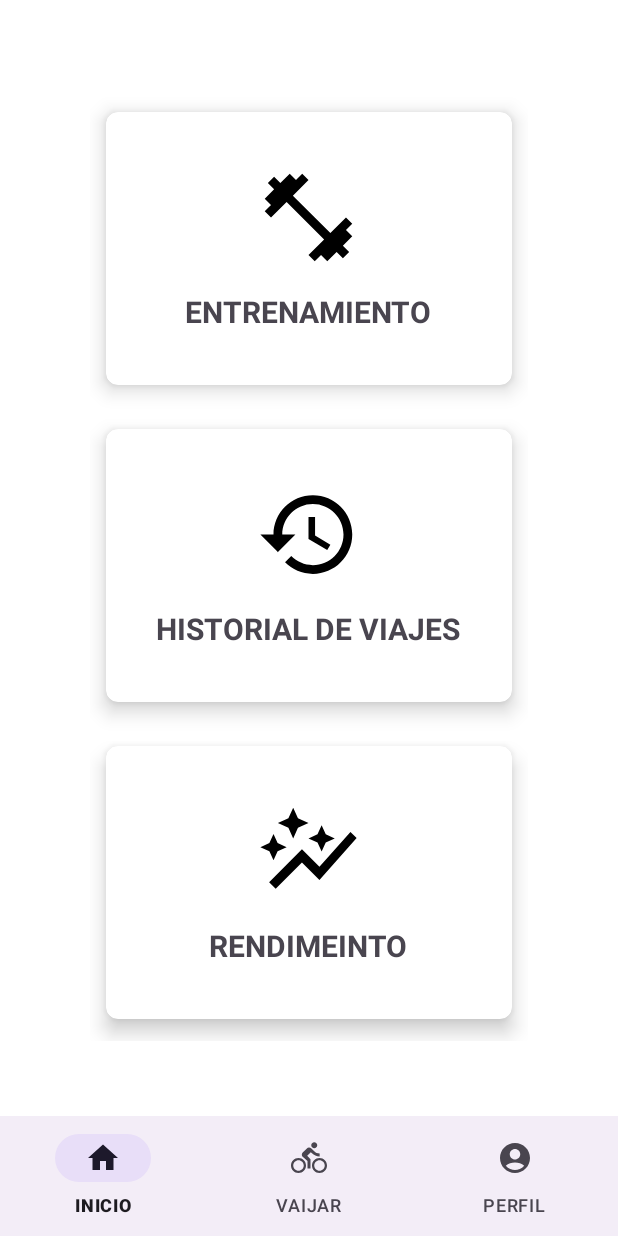
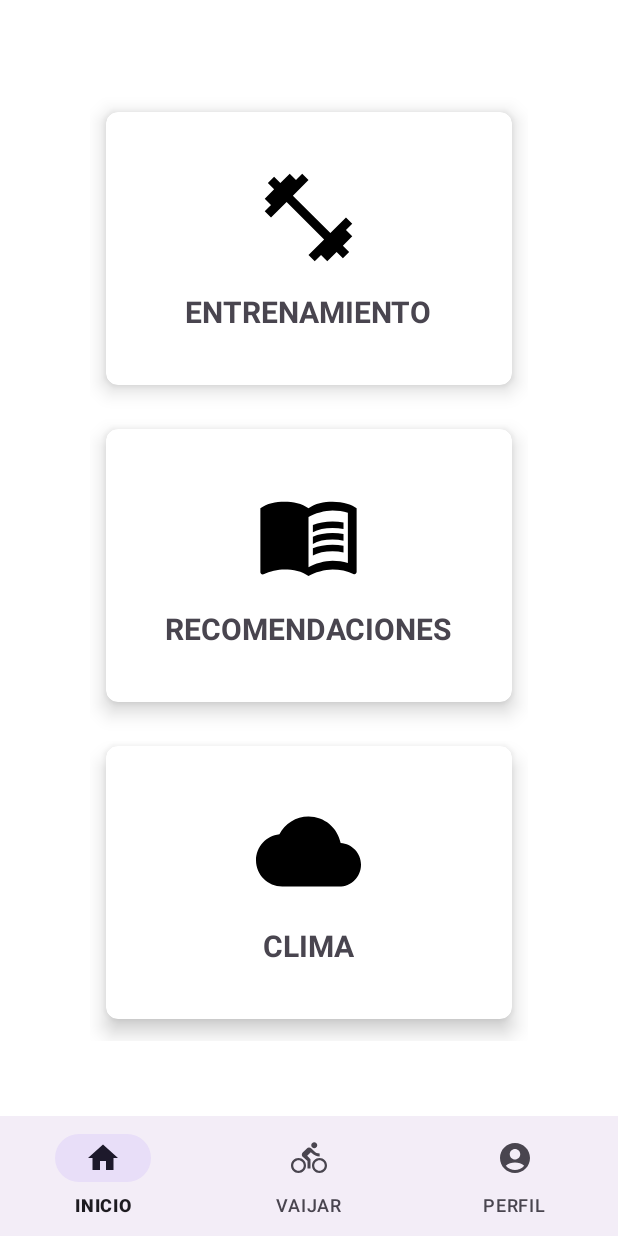
Before and after one commit to LuisRosero2002/CiclApp, an Android app: the HomeFragment screen opened directly, with no data from a screen before it, on a phone screen of 412 x 824 dp. Run offline under Robolectric (Android 15) with nearby library versions, the phone set to English and light mode, and no system bars.

Commit message:
Cambio de labels

```diff
--- /dev/null
+++ b/app/src/main/res/drawable/baseline_cloud_24.xml
@@ -0,0 +1,5 @@
+<vector android:height="24dp" android:tint="#000000"
+    android:viewportHeight="24" android:viewportWidth="24"
+    android:width="24dp" xmlns:android="http://schemas.android.com/apk/res/android">
+    <path android:fillColor="@android:color/white" android:pathData="M19.35,10.04C18.67,6.59 15.64,4 12,4 9.11,4 6.6,5.64 5.35,8.04 2.34,8.36 0,10.91 0,14c0,3.31 2.69,6 6,6h13c2.76,0 5,-2.24 5,-5 0,-2.64 -2.05,-4.78 -4.65,-4.96z"/>
+</vector>
--- /dev/null
+++ b/app/src/main/res/drawable/baseline_menu_book_24.xml
@@ -0,0 +1,8 @@
+<vector android:autoMirrored="true" android:height="24dp"
+    android:tint="#000000" android:viewportHeight="24"
+    android:viewportWidth="24" android:width="24dp" xmlns:android="http://schemas.android.com/apk/res/android">
+    <path android:fillColor="@android:color/white" android:pathData="M21,5c-1.11,-0.35 -2.33,-0.5 -3.5,-0.5c-1.95,0 -4.05,0.4 -5.5,1.5c-1.45,-1.1 -3.55,-1.5 -5.5,-1.5S2.45,4.9 1,6v14.65c0,0.25 0.25,0.5 0.5,0.5c0.1,0 0.15,-0.05 0.25,-0.05C3.1,20.45 5.05,20 6.5,20c1.95,0 4.05,0.4 5.5,1.5c1.35,-0.85 3.8,-1.5 5.5,-1.5c1.65,0 3.35,0.3 4.75,1.05c0.1,0.05 0.15,0.05 0.25,0.05c0.25,0 0.5,-0.25 0.5,-0.5V6C22.4,5.55 21.75,5.25 21,5zM21,18.5c-1.1,-0.35 -2.3,-0.5 -3.5,-0.5c-1.7,0 -4.15,0.65 -5.5,1.5V8c1.35,-0.85 3.8,-1.5 5.5,-1.5c1.2,0 2.4,0.15 3.5,0.5V18.5z"/>
+    <path android:fillColor="@android:color/white" android:pathData="M17.5,10.5c0.88,0 1.73,0.09 2.5,0.26V9.24C19.21,9.09 18.36,9 17.5,9c-1.7,0 -3.24,0.29 -4.5,0.83v1.66C14.13,10.85 15.7,10.5 17.5,10.5z"/>
+    <path android:fillColor="@android:color/white" android:pathData="M13,12.49v1.66c1.13,-0.64 2.7,-0.99 4.5,-0.99c0.88,0 1.73,0.09 2.5,0.26V11.9c-0.79,-0.15 -1.64,-0.24 -2.5,-0.24C15.8,11.66 14.26,11.96 13,12.49z"/>
+    <path android:fillColor="@android:color/white" android:pathData="M17.5,14.33c-1.7,0 -3.24,0.29 -4.5,0.83v1.66c1.13,-0.64 2.7,-0.99 4.5,-0.99c0.88,0 1.73,0.09 2.5,0.26v-1.52C19.21,14.41 18.36,14.33 17.5,14.33z"/>
+</vector>
--- a/app/src/main/res/layout/fragment_home.xml
+++ b/app/src/main/res/layout/fragment_home.xml
@@ -83,13 +83,13 @@
                 <ImageView
                     android:layout_width="70sp"
                     android:layout_height="70sp"
-                    android:src="@drawable/baseline_history_24" />
+                    android:src="@drawable/baseline_menu_book_24" />
 
                 <TextView
                     android:layout_width="wrap_content"
                     android:layout_height="wrap_content"
                     android:paddingTop="14dp"
-                    android:text="HISTORIAL DE VIAJES"
+                    android:text="RECOMENDACIONES"
                     android:textAlignment="center"
                     android:textSize="20dp"
                     android:textStyle="bold" />
@@ -120,13 +120,13 @@
                 <ImageView
                     android:layout_width="70sp"
                     android:layout_height="70sp"
-                    android:src="@drawable/baseline_auto_graph_24" />
+                    android:src="@drawable/baseline_cloud_24" />
 
                 <TextView
                     android:layout_width="wrap_content"
                     android:layout_height="wrap_content"
                     android:paddingTop="14dp"
-                    android:text="RENDIMEINTO"
+                    android:text="CLIMA"
                     android:textAlignment="center"
                     android:textSize="20dp"
                     android:textStyle="bold" />
```
